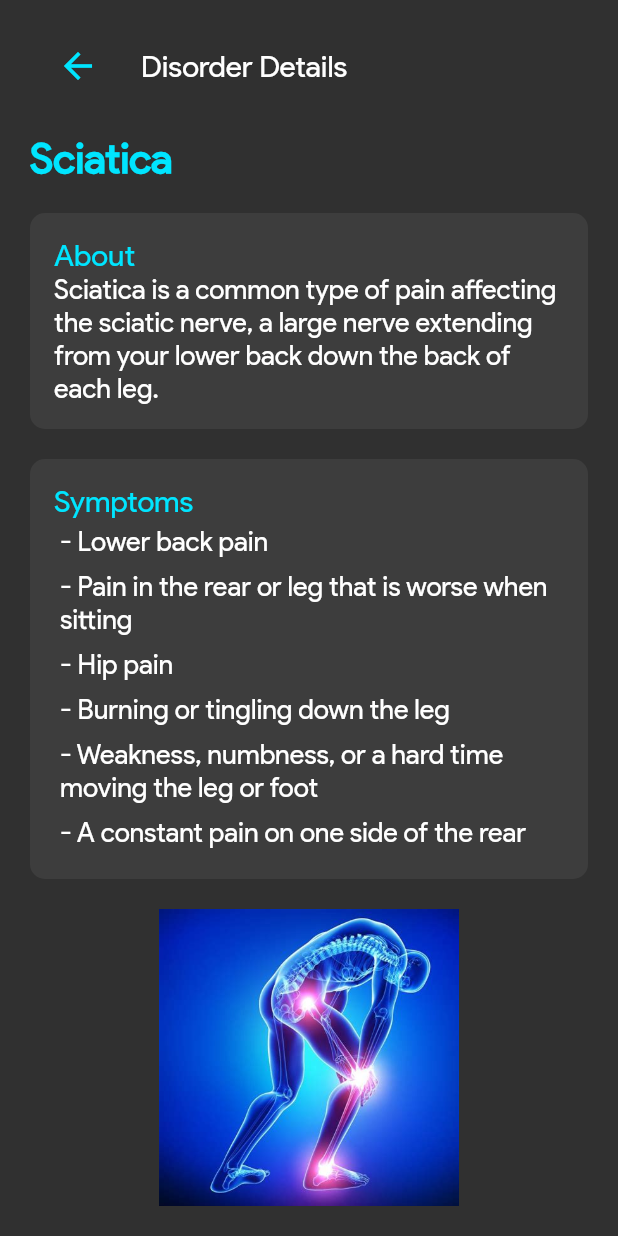
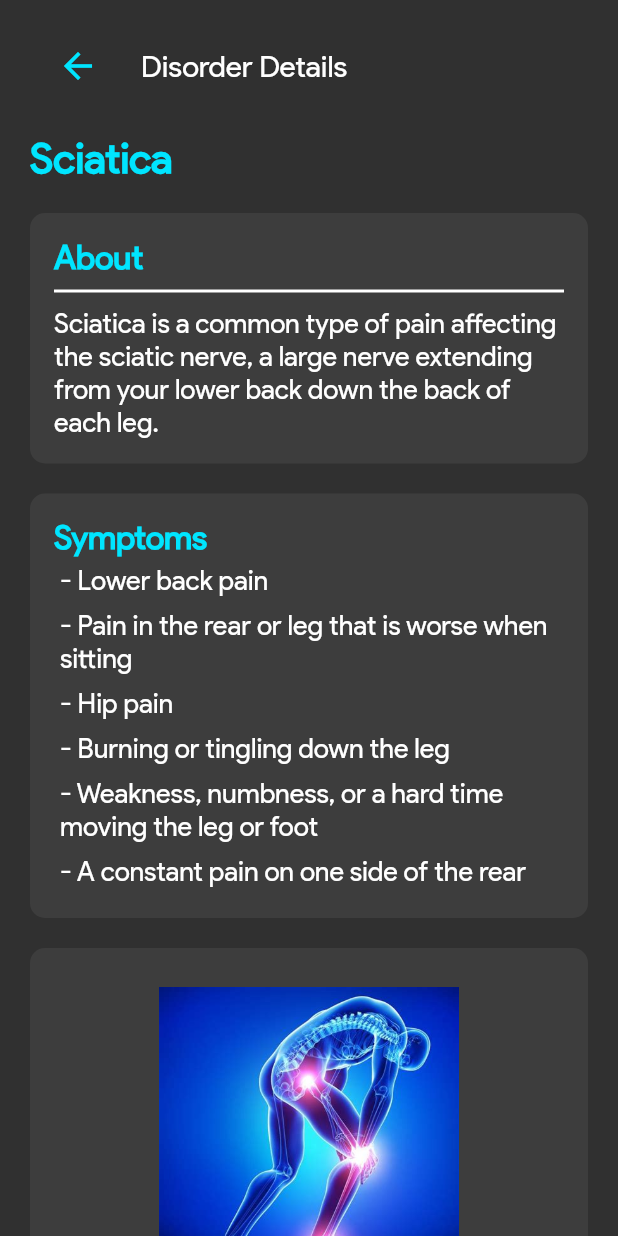
Before and after one commit to Harshit-Sonawala/ar_therapy, a Flutter app: the DisorderDetailsScreen screen opened directly with empty values, on a phone screen of 412 x 824 dp. Run offline on Flutter 3.47's test engine with Material 2 defaults, Android fonts, the phone set to English and light mode, and no system bars; missing offline and left inert: model_viewer_plus.

Commit message:
refactoring and styling changes

```diff
--- a/lib/main.dart
+++ b/lib/main.dart
@@ -1,7 +1,6 @@
 import 'package:flutter/material.dart';
 
 import 'package:provider/provider.dart';
-// import 'package:firebase_auth/firebase_auth.dart';
 
 import 'screens/home_screen.dart';
 import 'providers/disorder_list_provider.dart';
@@ -41,6 +40,11 @@ class ARTherapy extends StatelessWidget {
             fontSize: 28.0,
             color: Colors.white,
           ),
+          headline3: TextStyle(
+            fontSize: 22,
+            fontWeight: FontWeight.bold,
+            color: Color(0xff00e5ff),
+          ),
           bodyText1: TextStyle(fontSize: 18.0), // old: 22
           bodyText2: TextStyle(fontSize: 20.0), // old: 26
         ),
@@ -52,15 +56,6 @@ class ARTherapy extends StatelessWidget {
           style: ElevatedButton.styleFrom(
             padding: const EdgeInsets.all(22.0),
           ),
-
-          // ButtonStyle(backgroundColor: const LinearGradient(
-          //               begin: Alignment.topLeft,
-          //               end: Alignment.bottomRight,
-          //               colors: [
-          //                 Colors.blue,
-          //                 Color(0xff00e5ff),
-          //               ],
-          //             ),
         ),
       ),
       // builder: (context, child) {
--- a/lib/screens/disorder_details_screen.dart
+++ b/lib/screens/disorder_details_screen.dart
@@ -1,7 +1,8 @@
+import 'package:ar_therapy/models/disorder_item.dart';
 import 'package:flutter/material.dart';
 
 import 'package:provider/provider.dart';
-
+import '../models/disorder_item.dart';
 import '../providers/disorder_list_provider.dart';
 
 import '../widgets/custom_text_button.dart';
@@ -24,6 +25,7 @@ class _DisorderDetailsScreenState extends State<DisorderDetailsScreen> {
   Widget build(BuildContext context) {
     return Scaffold(
       body: SafeArea(
+        child: SingleChildScrollView(
           child: Padding(
             padding: const EdgeInsets.all(20.0),
             child: Column(
@@ -45,7 +47,9 @@ class _DisorderDetailsScreenState extends State<DisorderDetailsScreen> {
                 ),
                 const SizedBox(height: 20),
                 Text(
-                Provider.of<DisorderList>(context, listen: false).globalDisorderList[widget.disorderIndex].disItemTitle,
+                  Provider.of<DisorderList>(context, listen: false)
+                      .globalDisorderList[widget.disorderIndex]
+                      .disItemTitle,
                   style: Theme.of(context).textTheme.headline1,
                 ),
                 const SizedBox(height: 20),
@@ -55,9 +59,22 @@ class _DisorderDetailsScreenState extends State<DisorderDetailsScreen> {
                     children: [
                       Text(
                         'About',
-                      style: TextStyle(
-                        color: Theme.of(context).primaryColor,
+                        style: Theme.of(context).textTheme.headline3,
                       ),
+                      Container(
+                        height: 10,
+                        width: double.infinity,
+                        decoration: const BoxDecoration(
+                          border: Border(
+                            bottom: BorderSide(
+                              color: Colors.white,
+                              width: 2.0,
+                            ),
+                          ),
+                        ),
+                      ),
+                      const SizedBox(
+                        height: 10,
                       ),
                       Text(
                           Provider.of<DisorderList>(context, listen: false)
@@ -75,9 +92,7 @@ class _DisorderDetailsScreenState extends State<DisorderDetailsScreen> {
                     children: [
                       Text(
                         'Symptoms',
-                      style: TextStyle(
-                        color: Theme.of(context).primaryColor,
-                      ),
+                        style: Theme.of(context).textTheme.headline3,
                       ),
                       for (var eachSymptom in Provider.of<DisorderList>(context, listen: false)
                           .globalDisorderList[widget.disorderIndex]
@@ -90,27 +105,57 @@ class _DisorderDetailsScreenState extends State<DisorderDetailsScreen> {
                   ),
                 ),
                 const SizedBox(height: 20),
-              Expanded(
-                child: ListView.builder(
-                  itemCount: Provider.of<DisorderList>(context, listen: false)
+                CustomCard(
+                  child: Column(
+                    children: Provider.of<DisorderList>(context, listen: false)
                         .globalDisorderList[widget.disorderIndex]
                         .disItemImagePaths
-                      .length,
-                  itemBuilder: (context, disorderImageIndex) => Container(
+                        .map<Widget>(
+                          (eachDisorderItemImagePath) => Padding(
+                            padding: const EdgeInsets.symmetric(vertical: 10),
+                            child: Container(
                               height: 200,
                               decoration: BoxDecoration(
                                 image: DecorationImage(
                                   image: AssetImage(
-                          Provider.of<DisorderList>(context, listen: false)
-                              .globalDisorderList[widget.disorderIndex]
-                              .disItemImagePaths[disorderImageIndex],
+                                    eachDisorderItemImagePath,
+                                    // Provider.of<DisorderList>(context, listen: false)
+                                    //     .globalDisorderList[widget.disorderIndex]
+                                    //     .disItemImagePaths[disorderImageIndex],
+                                  ),
+                                  fit: BoxFit.fitHeight,
                                 ),
                               ),
                             ),
                           ),
+                        )
+                        .toList(),
                   ),
                 ),
+                // Expanded(
+                //   child: CustomCard(
+                //     child: ListView.builder(
+                //       itemCount: Provider.of<DisorderList>(context, listen: false)
+                //           .globalDisorderList[widget.disorderIndex]
+                //           .disItemImagePaths
+                //           .length,
+                //       itemBuilder: (context, disorderImageIndex) => Container(
+                //         height: 200,
+                //         decoration: BoxDecoration(
+                //           image: DecorationImage(
+                //             image: AssetImage(
+                //               Provider.of<DisorderList>(context, listen: false)
+                //                   .globalDisorderList[widget.disorderIndex]
+                //                   .disItemImagePaths[disorderImageIndex],
+                //             ),
+                //           ),
+                //         ),
+                //       ),
+                //     ),
+                //   ),
+                // ),
               ],
+            ),
           ),
         ),
       ),
```
Lines whose indentation alone changed are shown as unchanged.
